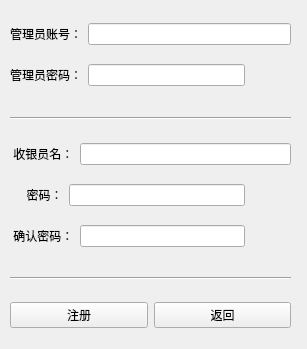
Hong16-9/QT_SuperMarket, file src/LogIn/registerdialog.ui: the form before one commit.
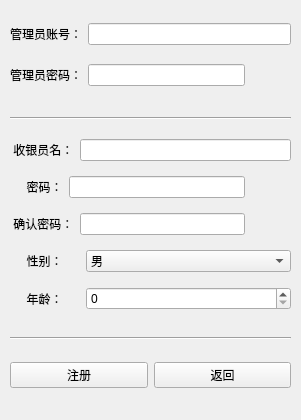
The form after the commit. Icons and pictures are not drawn.

Commit message: 增加用户、会员的年龄会员属性，会员折扣改为通过积分计算

Diff of the .ui file:
```diff
--- a/src/LogIn/registerdialog.ui
+++ b/src/LogIn/registerdialog.ui
@@ -6,10 +6,16 @@
    <rect>
     <x>0</x>
     <y>0</y>
-    <width>307</width>
-    <height>349</height>
+    <width>301</width>
+    <height>420</height>
    </rect>
   </property>
+  <property name="minimumSize">
+   <size>
+    <width>0</width>
+    <height>0</height>
+   </size>
+  </property>
   <property name="windowTitle">
    <string>Dialog</string>
   </property>
@@ -86,7 +92,7 @@
      <x>10</x>
      <y>130</y>
      <width>281</width>
-     <height>131</height>
+     <height>191</height>
     </rect>
    </property>
    <layout class="QVBoxLayout" name="verticalLayout_2">
@@ -160,13 +166,79 @@
       </item>
      </layout>
     </item>
+    <item>
+     <layout class="QHBoxLayout" name="horizontalLayout_7">
+      <item>
+       <widget class="QLabel" name="label_7">
+        <property name="text">
+         <string>     性别：</string>
+        </property>
+       </widget>
+      </item>
+      <item>
+       <widget class="QComboBox" name="genderCombo">
+        <property name="enabled">
+         <bool>true</bool>
+        </property>
+        <property name="minimumSize">
+         <size>
+          <width>205</width>
+          <height>0</height>
+         </size>
+        </property>
+        <property name="currentText">
+         <string>其他</string>
+        </property>
+        <item>
+         <property name="text">
+          <string>男</string>
+         </property>
+        </item>
+        <item>
+         <property name="text">
+          <string>女</string>
+         </property>
+        </item>
+        <item>
+         <property name="text">
+          <string>其他</string>
+         </property>
+        </item>
+       </widget>
+      </item>
+     </layout>
+    </item>
+    <item>
+     <layout class="QHBoxLayout" name="horizontalLayout_8">
+      <item>
+       <widget class="QLabel" name="label_8">
+        <property name="text">
+         <string>     年龄：</string>
+        </property>
+       </widget>
+      </item>
+      <item>
+       <widget class="QSpinBox" name="ageSpinBox">
+        <property name="minimumSize">
+         <size>
+          <width>205</width>
+          <height>0</height>
+         </size>
+        </property>
+        <property name="maximum">
+         <number>120</number>
+        </property>
+       </widget>
+      </item>
+     </layout>
+    </item>
    </layout>
   </widget>
   <widget class="Line" name="line_2">
    <property name="geometry">
     <rect>
      <x>10</x>
-     <y>270</y>
+     <y>330</y>
      <width>281</width>
      <height>16</height>
     </rect>
@@ -179,7 +251,7 @@
    <property name="geometry">
     <rect>
      <x>10</x>
-     <y>290</y>
+     <y>350</y>
      <width>281</width>
      <height>51</height>
     </rect>
```
The commit also changes 4 other files.
